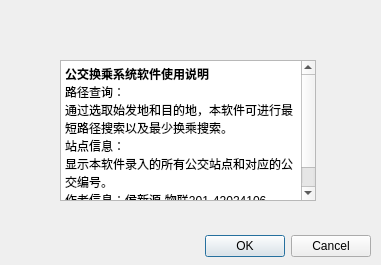
landingcloud/Bus_Transfer_System, file QtUi/InfoWind.ui: the form before one commit.
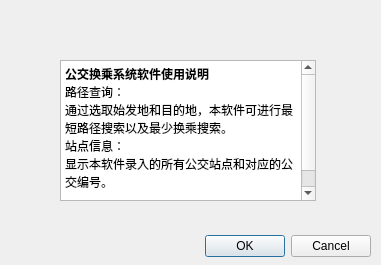
The form after the commit.

```diff
--- a/QtUi/InfoWind.ui
+++ b/QtUi/InfoWind.ui
@@ -48,7 +48,7 @@
 &lt;p style=&quot; margin-top:0px; margin-bottom:0px; margin-left:0px; margin-right:0px; -qt-block-indent:0; text-indent:0px;&quot;&gt;通过选取始发地和目的地，本软件可进行最短路径搜索以及最少换乘搜索。&lt;/p&gt;
 &lt;p style=&quot; margin-top:0px; margin-bottom:0px; margin-left:0px; margin-right:0px; -qt-block-indent:0; text-indent:0px;&quot;&gt;站点信息：&lt;/p&gt;
 &lt;p style=&quot; margin-top:0px; margin-bottom:0px; margin-left:0px; margin-right:0px; -qt-block-indent:0; text-indent:0px;&quot;&gt;显示本软件录入的所有公交站点和对应的公交编号。&lt;/p&gt;
-&lt;p style=&quot; margin-top:0px; margin-bottom:0px; margin-left:0px; margin-right:0px; -qt-block-indent:0; text-indent:0px;&quot;&gt;作者信息：侯新源-物联201-42024106&lt;/p&gt;
+&lt;p style=&quot;-qt-paragraph-type:empty; margin-top:0px; margin-bottom:0px; margin-left:0px; margin-right:0px; -qt-block-indent:0; text-indent:0px;&quot;&gt;&lt;br /&gt;&lt;/p&gt;
 &lt;p style=&quot;-qt-paragraph-type:empty; margin-top:0px; margin-bottom:0px; margin-left:0px; margin-right:0px; -qt-block-indent:0; text-indent:0px;&quot;&gt;&lt;br /&gt;&lt;/p&gt;&lt;/body&gt;&lt;/html&gt;</string>
    </property>
   </widget>
```
